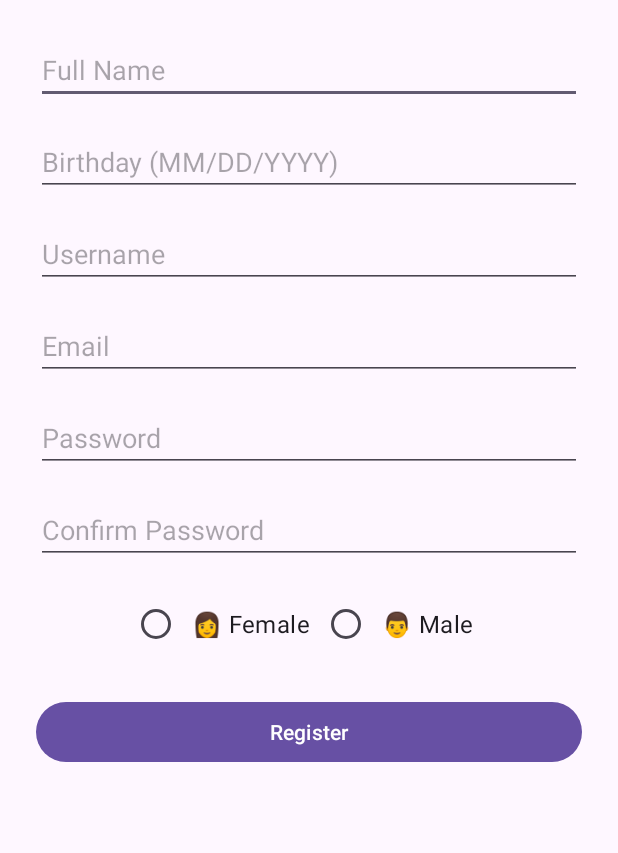
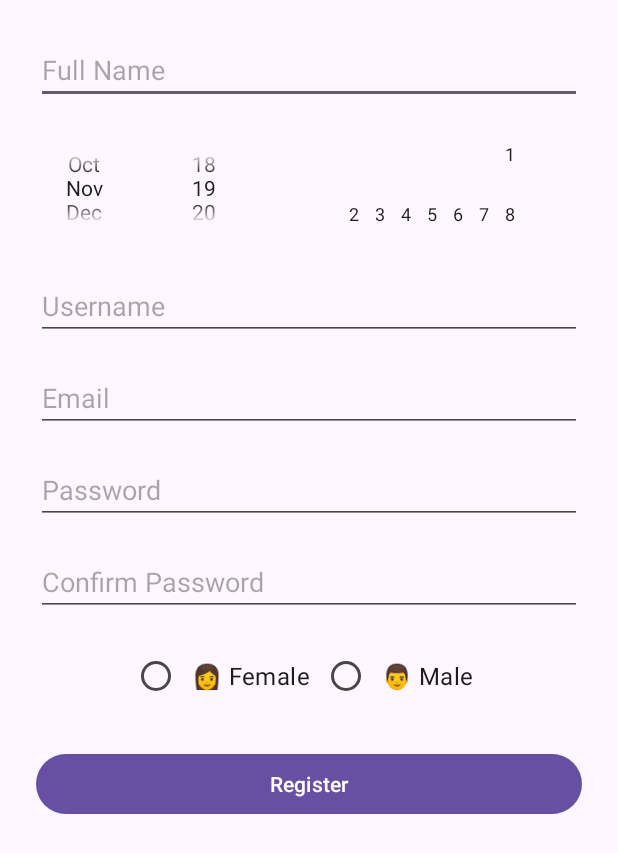
Before and after one commit to segak2003/cs310_project_chatpet22, an Android app: the RegisterActivity screen opened directly, with no data from a screen before it, on a phone screen of 412 x 824 dp. Shown: the top 853 px of the screen. Run offline under Robolectric (Android 15) with nearby library versions, the phone set to English and light mode, and no system bars; our stand-ins replace Room's generated code.

```diff
--- a/app/src/main/res/layout/activity_register.xml
+++ b/app/src/main/res/layout/activity_register.xml
@@ -16,12 +16,11 @@
         app:layout_constraintStart_toStartOf="parent"
         app:layout_constraintEnd_toEndOf="parent" />
 
-    <EditText
-        android:id="@+id/etBirthday"
+    <DatePicker
+        android:id="@+id/dpBirthday"
         android:layout_width="0dp"
-        android:layout_height="wrap_content"
-        android:hint="Birthday (MM/DD/YYYY)"
-        android:focusable="false"
+        android:layout_height="80dp"
+        android:datePickerMode="spinner"
         app:layout_constraintTop_toBottomOf="@id/etFullName"
         app:layout_constraintStart_toStartOf="parent"
         app:layout_constraintEnd_toEndOf="parent"
@@ -32,7 +31,7 @@
         android:layout_width="0dp"
         android:layout_height="wrap_content"
         android:hint="Username"
-        app:layout_constraintTop_toBottomOf="@id/etBirthday"
+        app:layout_constraintTop_toBottomOf="@id/dpBirthday"
         app:layout_constraintStart_toStartOf="parent"
         app:layout_constraintEnd_toEndOf="parent"
         android:layout_marginTop="16dp" />
```
Also changed, not shown: app/src/main/java/com/example/chatpet/LoginActivity.java (+25 -6 lines), app/src/main/java/com/example/chatpet/RegisterActivity.java (+38 -28 lines).
